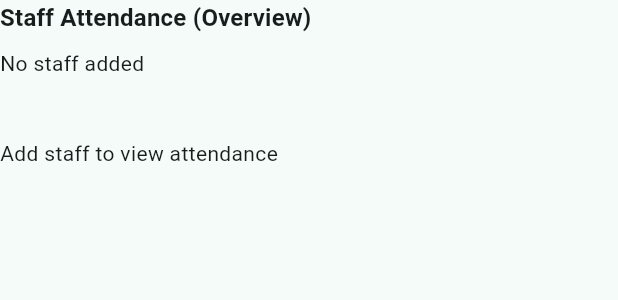
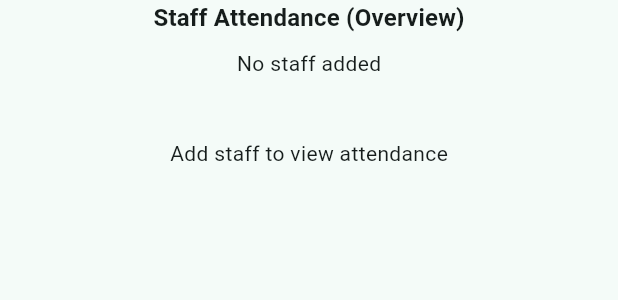
Before and after one commit to shawnsam890ai-ops/odontist-plus, a Flutter app: the _AttendanceOverviewWidget widget shown alone on an empty page, opened directly, on a phone screen of 412 x 824 dp. Shown: the top 300 px of the screen. Run offline on Flutter 3.47's test engine with Material 3 defaults, Android fonts, the phone set to English and light mode, and no system bars; our stand-ins replace file_picker, pdf, printing, shared_preferences; accounts and stored records are empty.

Commit message:
dashboard UI align

```diff
--- a/lib/ui/pages/dashboard_page.dart
+++ b/lib/ui/pages/dashboard_page.dart
@@ -1079,7 +1079,7 @@ class _AttendanceOverviewWidgetState extends State<_AttendanceOverviewWidget> {
       // Scale content to fit available space
       final content = SingleChildScrollView(
         child: Column(
-          crossAxisAlignment: CrossAxisAlignment.start,
+          crossAxisAlignment: CrossAxisAlignment.center,
           mainAxisSize: MainAxisSize.min,
           children: [
             // Title row
@@ -1127,7 +1127,7 @@ class _AttendanceOverviewWidgetState extends State<_AttendanceOverviewWidget> {
               SizedBox(
                 height: 32,
                 child: Row(
-                  mainAxisAlignment: MainAxisAlignment.start,
+                  mainAxisAlignment: MainAxisAlignment.center,
                   mainAxisSize: MainAxisSize.min,
                   children: [
                     IconButton(
@@ -1164,7 +1164,7 @@ class _AttendanceOverviewWidgetState extends State<_AttendanceOverviewWidget> {
       );
 
       return Align(
-        alignment: Alignment.topLeft,
+        alignment: Alignment.topCenter,
         child: SizedBox(
           width: availableWidth.clamp(240, 560),
           height: availableHeight,
@@ -1259,7 +1259,7 @@ class _AttendanceOverviewWidgetState extends State<_AttendanceOverviewWidget> {
       }
       return rows.isEmpty ? const SizedBox() : SizedBox(
         height: weeks * cell + (weeks-1) * gap,
-        child: Column(crossAxisAlignment: CrossAxisAlignment.start, children: rows),
+        child: Column(crossAxisAlignment: CrossAxisAlignment.center, children: rows),
       );
     });
   }
```
Also changed, not shown: lib/ui/widgets/cases_overview_chart.dart (+7 -5 lines).
